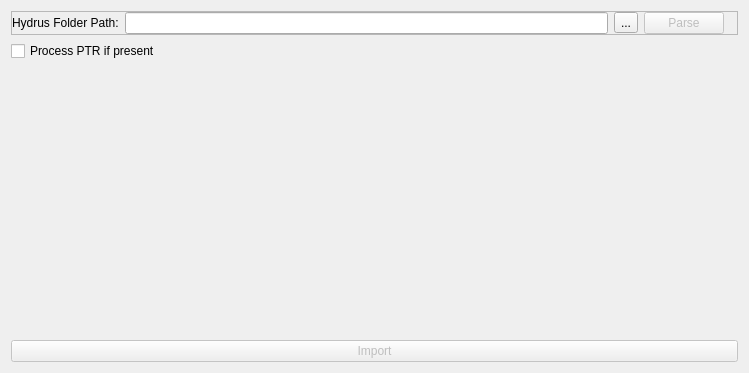
Old version of the form HydrusImporter/src/gui/hydrus/HydrusImporterWidget.ui in the repository KJNeko/IDHAN.
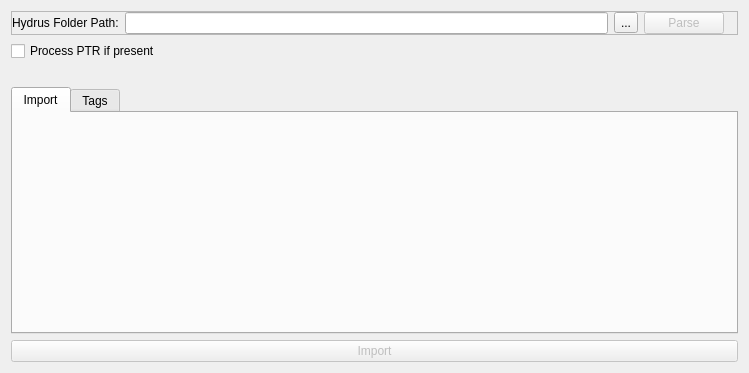
New version of the form.

Commit message: Add tag management, relationships UI, and API enhancements to HydrusImporter

Diff of the .ui file:
```diff
--- a/HydrusImporter/src/gui/hydrus/HydrusImporterWidget.ui
+++ b/HydrusImporter/src/gui/hydrus/HydrusImporterWidget.ui
@@ -102,6 +102,16 @@
       </widget>
      </item>
      <item>
+         <widget class="QTabWidget" name="tabWidget">
+             <property name="currentIndex">
+                 <number>0</number>
+             </property>
+             <widget class="QWidget" name="importTab">
+                 <attribute name="title">
+                     <string>Import</string>
+                 </attribute>
+                 <layout class="QVBoxLayout" name="verticalLayout_import">
+                     <item>
       <layout class="QVBoxLayout" name="tagServicesLayout"/>
      </item>
      <item>
@@ -116,6 +126,16 @@
         </size>
        </property>
       </spacer>
+                     </item>
+                 </layout>
+             </widget>
+             <widget class="QWidget" name="tagsTab">
+                 <attribute name="title">
+                     <string>Tags</string>
+                 </attribute>
+                 <layout class="QVBoxLayout" name="verticalLayout_tags"/>
+             </widget>
+         </widget>
      </item>
     </layout>
    </item>
```
Lines whose indentation alone changed are shown as unchanged. The commit also changes 31 other files.
